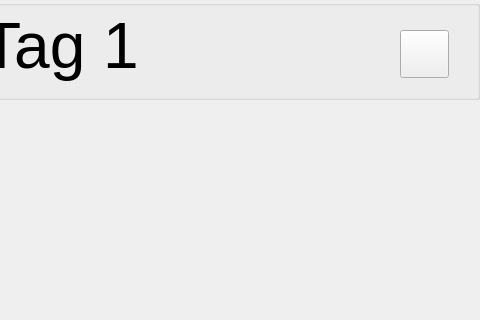
zerlix/Spu-UI, file ui/MainWindow.ui: the form before one commit; both pictures show x 800 to 1280 and y 0 to 320 of the 1280 by 800 pixel window.
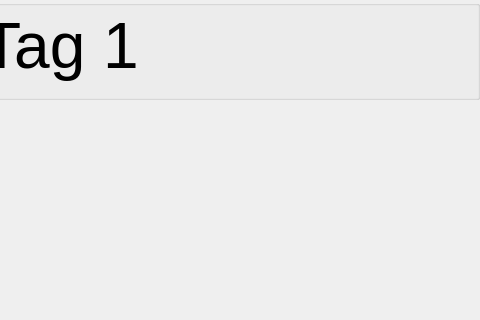
The form after the commit. Icons and pictures are not drawn.

Diff of the .ui file:
```diff
--- a/ui/MainWindow.ui
+++ b/ui/MainWindow.ui
@@ -28,6 +28,11 @@
     <height>800</height>
    </size>
   </property>
+  <property name="font">
+   <font>
+    <pointsize>16</pointsize>
+   </font>
+  </property>
   <property name="windowTitle">
    <string>MainWindow</string>
   </property>
@@ -83,12 +88,12 @@
       <set>Qt::AlignCenter</set>
      </property>
     </widget>
-    <widget class="QToolButton" name="toolButtonProjektname">
+    <widget class="QPushButton" name="pushButtonProjektname">
      <property name="geometry">
       <rect>
        <x>1200</x>
        <y>30</y>
-       <width>49</width>
+       <width>48</width>
        <height>48</height>
       </rect>
      </property>
@@ -111,6 +116,9 @@
      <property name="checkable">
       <bool>true</bool>
      </property>
+     <property name="flat">
+      <bool>true</bool>
+     </property>
     </widget>
    </widget>
   </widget>
```
